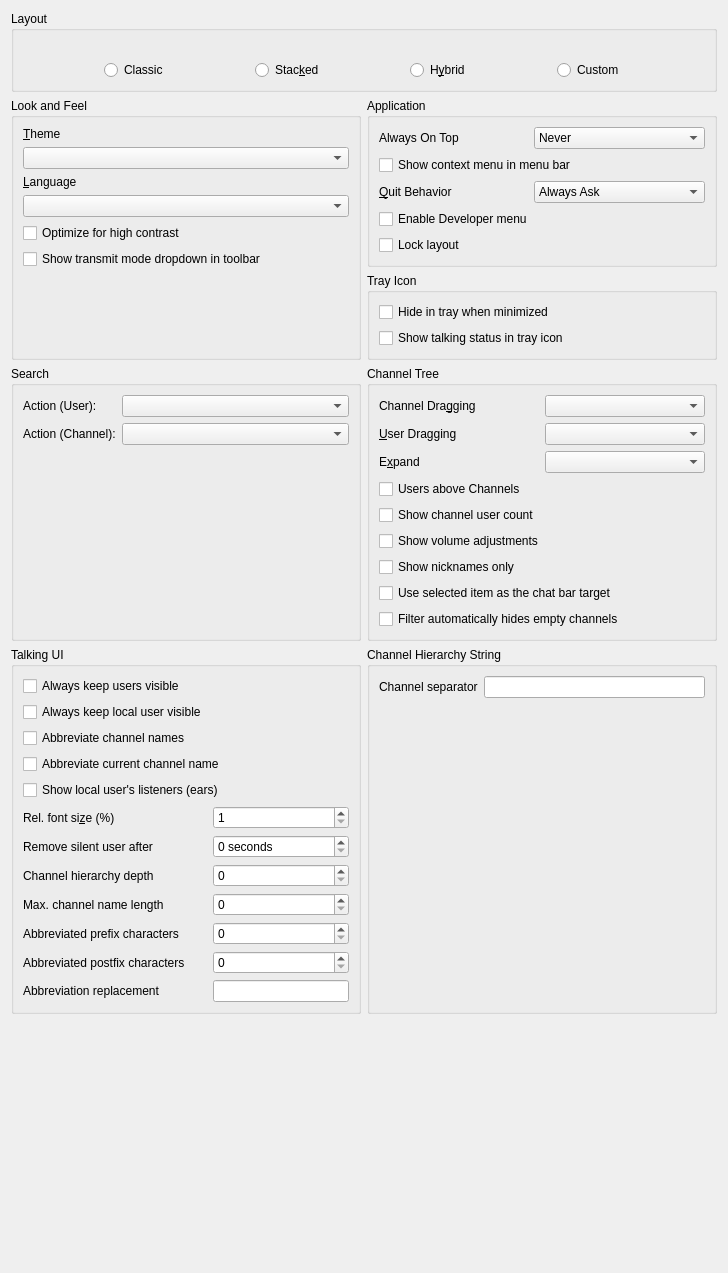
The window that src/mumble/LookConfig.ui (mumble-voip/mumble) describes before a commit, drawn with Qt 5.
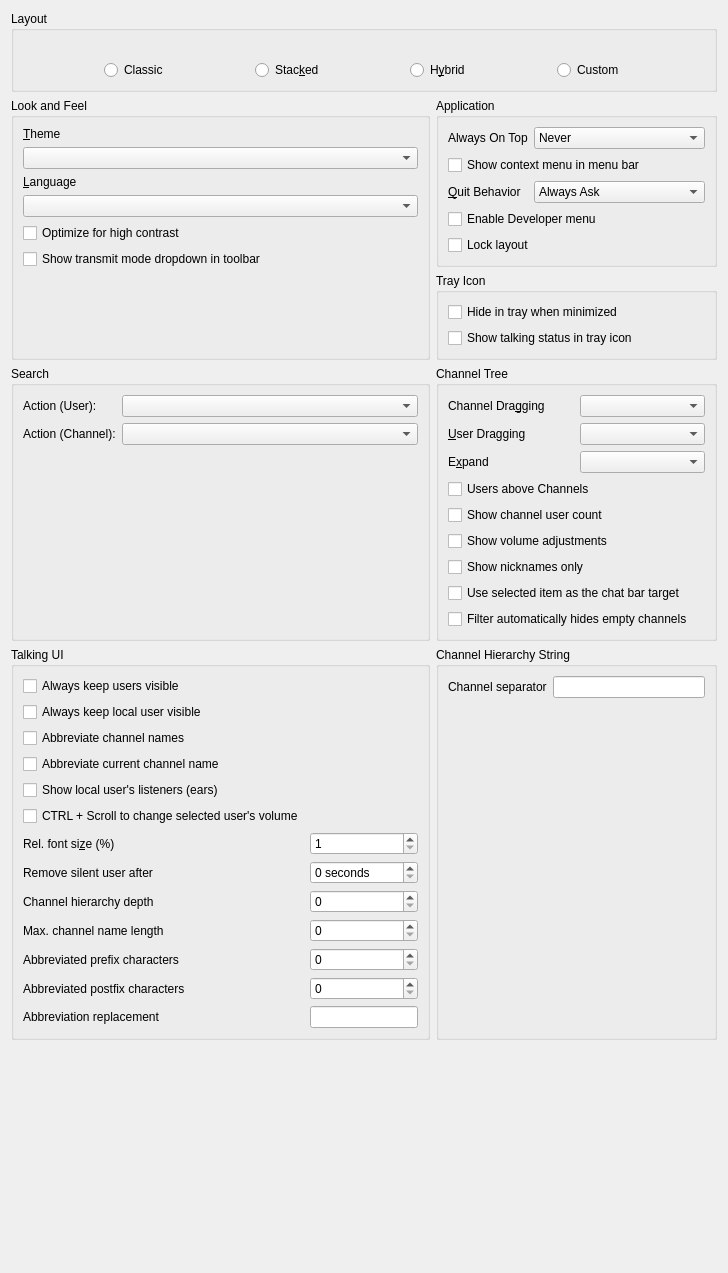
The same window after the commit. Icons and pictures are not drawn. Custom widgets are drawn as their Qt base class.

Commit message:
FEAT(client): Control + mouse wheel scroll to adjust local volume in TalkingUI
This new feature allows to change the local volume adjustment for the selected user by scrolling the mouse wheel up (increase) or down (decrease) while Control is pressed.

Patch:
```diff
--- a/src/mumble/LookConfig.ui
+++ b/src/mumble/LookConfig.ui
@@ -601,7 +601,7 @@
       <property name="horizontalSpacing">
        <number>6</number>
       </property>
-      <item row="12" column="0">
+      <item row="13" column="0">
        <widget class="QLabel" name="qlPostfixCharCount">
         <property name="toolTip">
          <string>How many characters from the original name to display at the end of an abbreviated name.</string>
@@ -614,72 +614,20 @@
         </property>
        </widget>
       </item>
-      <item row="10" column="1">
-       <widget class="QSpinBox" name="qsbMaxNameLength">
+      <item row="12" column="0">
+       <widget class="QLabel" name="qlPrefixCharCount">
         <property name="toolTip">
-         <string>The preferred maximum length of a channel (hierarchy) name in the Talking UI. Note that this is not a hard limit though.</string>
-        </property>
-        <property name="accessibleName">
-         <string>Maximum channel name length</string>
-        </property>
-       </widget>
-      </item>
-      <item row="14" column="1">
-       <widget class="QLineEdit" name="qleAbbreviationReplacement">
-        <property name="sizePolicy">
-         <sizepolicy hsizetype="Preferred" vsizetype="Fixed">
-          <horstretch>0</horstretch>
-          <verstretch>0</verstretch>
-         </sizepolicy>
-        </property>
-        <property name="toolTip">
-         <string>String that gets used instead of the cut-out part of an abbreviated name.</string>
-        </property>
-        <property name="accessibleName">
-         <string>Abbreviation replacement characters</string>
-        </property>
-       </widget>
-      </item>
-      <item row="12" column="1">
-       <widget class="QSpinBox" name="qsbPostfixCharCount">
-        <property name="toolTip">
-         <string>How many characters from the original name to display at the end of an abbreviated name.</string>
-        </property>
-        <property name="accessibleName">
-         <string>Postfix character count</string>
-        </property>
-       </widget>
-      </item>
-      <item row="5" column="1">
-       <widget class="QSpinBox" name="qsbRelFontSize">
-        <property name="toolTip">
-         <string>Relative font size to use in the Talking UI in percent.</string>
-        </property>
-        <property name="accessibleName">
-         <string>Relative font size (in percent)</string>
-        </property>
-        <property name="minimum">
-         <number>1</number>
-        </property>
-        <property name="maximum">
-         <number>500</number>
-        </property>
-       </widget>
-      </item>
-      <item row="10" column="0">
-       <widget class="QLabel" name="qlMaxNameLength">
-        <property name="toolTip">
-         <string>The preferred maximum length of a channel (hierarchy) name in the Talking UI. Note that this is not a hard limit though.</string>
+         <string>How many characters from the original name to display at the beginning of an abbreviated name.</string>
         </property>
         <property name="text">
-         <string>Max. channel name length</string>
+         <string>Abbreviated prefix characters</string>
         </property>
         <property name="buddy">
-         <cstring>qsbMaxNameLength</cstring>
+         <cstring>qsbPrefixCharCount</cstring>
         </property>
        </widget>
       </item>
-      <item row="6" column="1">
+      <item row="7" column="1">
        <widget class="QSpinBox" name="qsbSilentUserLifetime">
         <property name="sizePolicy">
          <sizepolicy hsizetype="Preferred" vsizetype="Fixed">
@@ -701,6 +649,29 @@
         </property>
        </widget>
       </item>
+      <item row="4" column="0" colspan="2">
+       <widget class="QCheckBox" name="qcbShowLocalListeners">
+        <property name="toolTip">
+         <string>Whether to show all of the local user's listeners (ears) in the TalkingUI (and thereby also the channels they are in). </string>
+        </property>
+        <property name="text">
+         <string>Show local user's listeners (ears)</string>
+        </property>
+       </widget>
+      </item>
+      <item row="9" column="0">
+       <widget class="QLabel" name="qlChannelHierarchyDepth">
+        <property name="toolTip">
+         <string>The names of how many parent channels should be included in the channel's name when displaying it in the TalkingUI?</string>
+        </property>
+        <property name="text">
+         <string>Channel hierarchy depth</string>
+        </property>
+        <property name="buddy">
+         <cstring>qsbChannelHierarchyDepth</cstring>
+        </property>
+       </widget>
+      </item>
       <item row="3" column="0" colspan="2">
        <widget class="QCheckBox" name="qcbAbbreviateCurrentChannel">
         <property name="toolTip">
@@ -711,25 +682,6 @@
         </property>
        </widget>
       </item>
-      <item row="6" column="0">
-       <widget class="QLabel" name="qlSilentUserLifetime">
-        <property name="sizePolicy">
-         <sizepolicy hsizetype="Preferred" vsizetype="Preferred">
-          <horstretch>0</horstretch>
-          <verstretch>0</verstretch>
-         </sizepolicy>
-        </property>
-        <property name="toolTip">
-         <string>A user that is silent for the given amount of seconds will be removed from the Talkin UI.</string>
-        </property>
-        <property name="text">
-         <string>Remove silent user after</string>
-        </property>
-        <property name="buddy">
-         <cstring>qsbSilentUserLifetime</cstring>
-        </property>
-       </widget>
-      </item>
       <item row="2" column="0" colspan="2">
        <widget class="QCheckBox" name="qcbAbbreviateChannelNames">
         <property name="toolTip">
@@ -740,7 +692,7 @@
         </property>
        </widget>
       </item>
-      <item row="8" column="1">
+      <item row="9" column="1">
        <widget class="QSpinBox" name="qsbChannelHierarchyDepth">
         <property name="toolTip">
          <string>The names of how many parent channels should be included in the channel's name when displaying it in the TalkingUI?</string>
@@ -750,39 +702,42 @@
         </property>
        </widget>
       </item>
-      <item row="4" column="0" colspan="2">
-       <widget class="QCheckBox" name="qcbShowLocalListeners">
+      <item row="11" column="1">
+       <widget class="QSpinBox" name="qsbMaxNameLength">
         <property name="toolTip">
-         <string>Whether to show all of the local user's listeners (ears) in the TalkingUI (and thereby also the channels they are in). </string>
+         <string>The preferred maximum length of a channel (hierarchy) name in the Talking UI. Note that this is not a hard limit though.</string>
         </property>
-        <property name="text">
-         <string>Show local user's listeners (ears)</string>
+        <property name="accessibleName">
+         <string>Maximum channel name length</string>
         </property>
        </widget>
       </item>
-      <item row="14" column="0">
-       <widget class="QLabel" name="qlAbbreviationReplacement">
+      <item row="13" column="1">
+       <widget class="QSpinBox" name="qsbPostfixCharCount">
         <property name="toolTip">
-         <string>String that gets used instead of the cut-out part of an abbreviated name.</string>
+         <string>How many characters from the original name to display at the end of an abbreviated name.</string>
         </property>
-        <property name="text">
-         <string>Abbreviation replacement</string>
+        <property name="accessibleName">
+         <string>Postfix character count</string>
         </property>
-        <property name="buddy">
-         <cstring>qleAbbreviationReplacement</cstring>
-        </property>
        </widget>
       </item>
-      <item row="11" column="0">
-       <widget class="QLabel" name="qlPrefixCharCount">
+      <item row="7" column="0">
+       <widget class="QLabel" name="qlSilentUserLifetime">
+        <property name="sizePolicy">
+         <sizepolicy hsizetype="Preferred" vsizetype="Preferred">
+          <horstretch>0</horstretch>
+          <verstretch>0</verstretch>
+         </sizepolicy>
+        </property>
         <property name="toolTip">
-         <string>How many characters from the original name to display at the beginning of an abbreviated name.</string>
+         <string>A user that is silent for the given amount of seconds will be removed from the Talkin UI.</string>
         </property>
         <property name="text">
-         <string>Abbreviated prefix characters</string>
+         <string>Remove silent user after</string>
         </property>
         <property name="buddy">
-         <cstring>qsbPrefixCharCount</cstring>
+         <cstring>qsbSilentUserLifetime</cstring>
         </property>
        </widget>
       </item>
@@ -796,17 +751,7 @@
         </property>
        </widget>
       </item>
-      <item row="11" column="1">
-       <widget class="QSpinBox" name="qsbPrefixCharCount">
-        <property name="toolTip">
-         <string>How many characters from the original name to display at the beginning of an abbreviated name.</string>
-        </property>
-        <property name="accessibleName">
-         <string>Prefix character count</string>
-        </property>
-       </widget>
-      </item>
-      <item row="5" column="0">
+      <item row="6" column="0">
        <widget class="QLabel" name="qlRelFontSize">
         <property name="toolTip">
          <string>Relative font size to use in the Talking UI in percent.</string>
@@ -819,16 +764,61 @@
         </property>
        </widget>
       </item>
-      <item row="8" column="0">
-       <widget class="QLabel" name="qlChannelHierarchyDepth">
+      <item row="6" column="1">
+       <widget class="QSpinBox" name="qsbRelFontSize">
         <property name="toolTip">
-         <string>The names of how many parent channels should be included in the channel's name when displaying it in the TalkingUI?</string>
+         <string>Relative font size to use in the Talking UI in percent.</string>
         </property>
+        <property name="accessibleName">
+         <string>Relative font size (in percent)</string>
+        </property>
+        <property name="minimum">
+         <number>1</number>
+        </property>
+        <property name="maximum">
+         <number>500</number>
+        </property>
+       </widget>
+      </item>
+      <item row="15" column="1">
+       <widget class="QLineEdit" name="qleAbbreviationReplacement">
+        <property name="sizePolicy">
+         <sizepolicy hsizetype="Preferred" vsizetype="Fixed">
+          <horstretch>0</horstretch>
+          <verstretch>0</verstretch>
+         </sizepolicy>
+        </property>
+        <property name="toolTip">
+         <string>String that gets used instead of the cut-out part of an abbreviated name.</string>
+        </property>
+        <property name="accessibleName">
+         <string>Abbreviation replacement characters</string>
+        </property>
+       </widget>
+      </item>
+      <item row="11" column="0">
+       <widget class="QLabel" name="qlMaxNameLength">
+        <property name="toolTip">
+         <string>The preferred maximum length of a channel (hierarchy) name in the Talking UI. Note that this is not a hard limit though.</string>
+        </property>
         <property name="text">
-         <string>Channel hierarchy depth</string>
+         <string>Max. channel name length</string>
         </property>
         <property name="buddy">
-         <cstring>qsbChannelHierarchyDepth</cstring>
+         <cstring>qsbMaxNameLength</cstring>
+        </property>
+       </widget>
+      </item>
+      <item row="15" column="0">
+       <widget class="QLabel" name="qlAbbreviationReplacement">
+        <property name="toolTip">
+         <string>String that gets used instead of the cut-out part of an abbreviated name.</string>
+        </property>
+        <property name="text">
+         <string>Abbreviation replacement</string>
+        </property>
+        <property name="buddy">
+         <cstring>qleAbbreviationReplacement</cstring>
         </property>
        </widget>
       </item>
@@ -842,6 +832,26 @@
         </property>
        </widget>
       </item>
+      <item row="12" column="1">
+       <widget class="QSpinBox" name="qsbPrefixCharCount">
+        <property name="toolTip">
+         <string>How many characters from the original name to display at the beginning of an abbreviated name.</string>
+        </property>
+        <property name="accessibleName">
+         <string>Prefix character count</string>
+        </property>
+       </widget>
+      </item>
+      <item row="5" column="0">
+       <widget class="QCheckBox" name="qcbCtrlScrollLocalVolAdj">
+        <property name="toolTip">
+         <string>Whether to change the local volume adjustment for the selected user when scrolling the mouse wheel up (increase) or down (decrease) while Control is pressed.</string>
+        </property>
+        <property name="text">
+         <string>CTRL + Scroll to change selected user's volume</string>
+        </property>
+       </widget>
+      </item>
      </layout>
     </widget>
    </item>
```
The commit also changes 6 other files.
